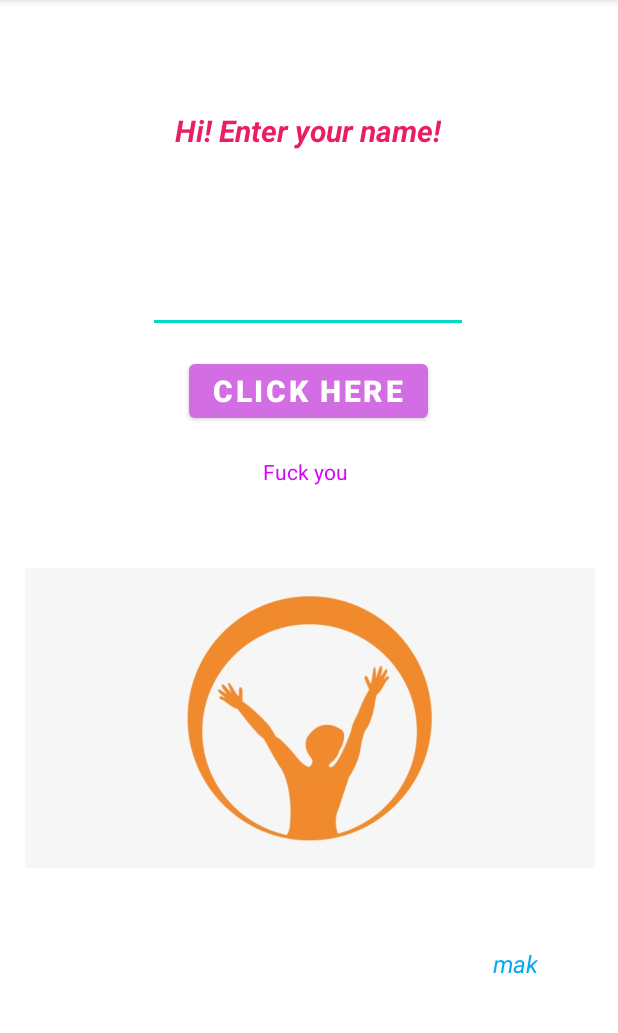
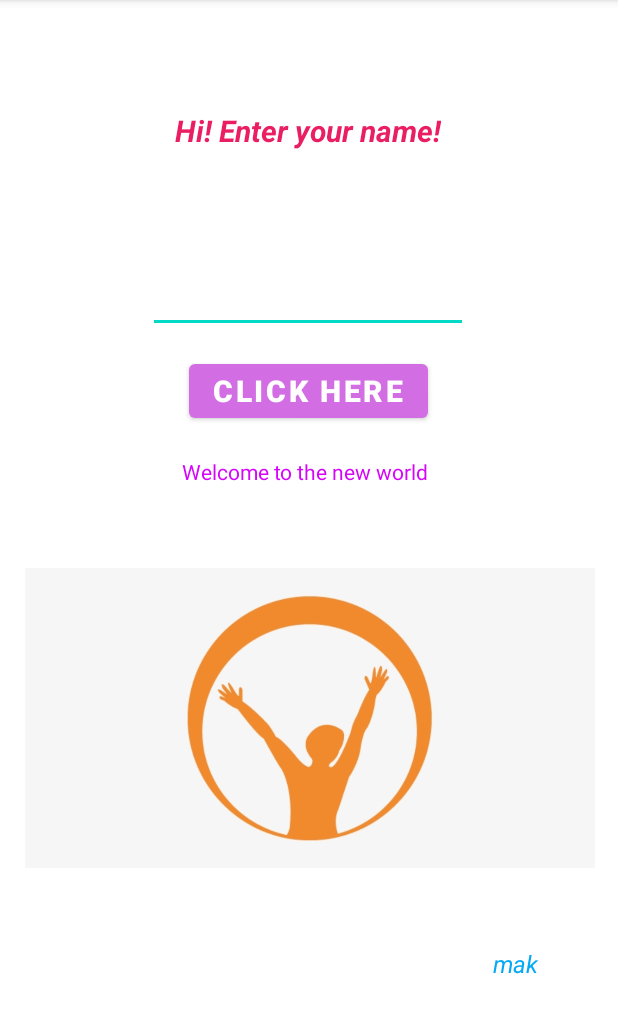
Before and after one commit to maksudrony/PlayWithName-app, an Android app: the screen it shows after launch (MainActivity), after a tap on "CLICK HERE", on a phone screen of 412 x 824 dp, the part 84-1117 px from its top. Run offline under Robolectric (Android 15) with nearby library versions, the phone set to English and light mode, and no system bars.

Commit message:
Update MainActivity.java

```diff
--- a/app/src/main/java/com/example/playwithname/MainActivity.java
+++ b/app/src/main/java/com/example/playwithname/MainActivity.java
@@ -25,7 +25,7 @@ public class MainActivity extends AppCompatActivity {
     public void calculate(View view) {
         String s= editText.getText().toString();
 
-        textView.setText("Fuck you " + s);
+        textView.setText("Welcome to the new world " + s);
         Toast.makeText(this, "Thanks for using this app! "+ s, Toast.LENGTH_SHORT).show();
     }
 }
```
